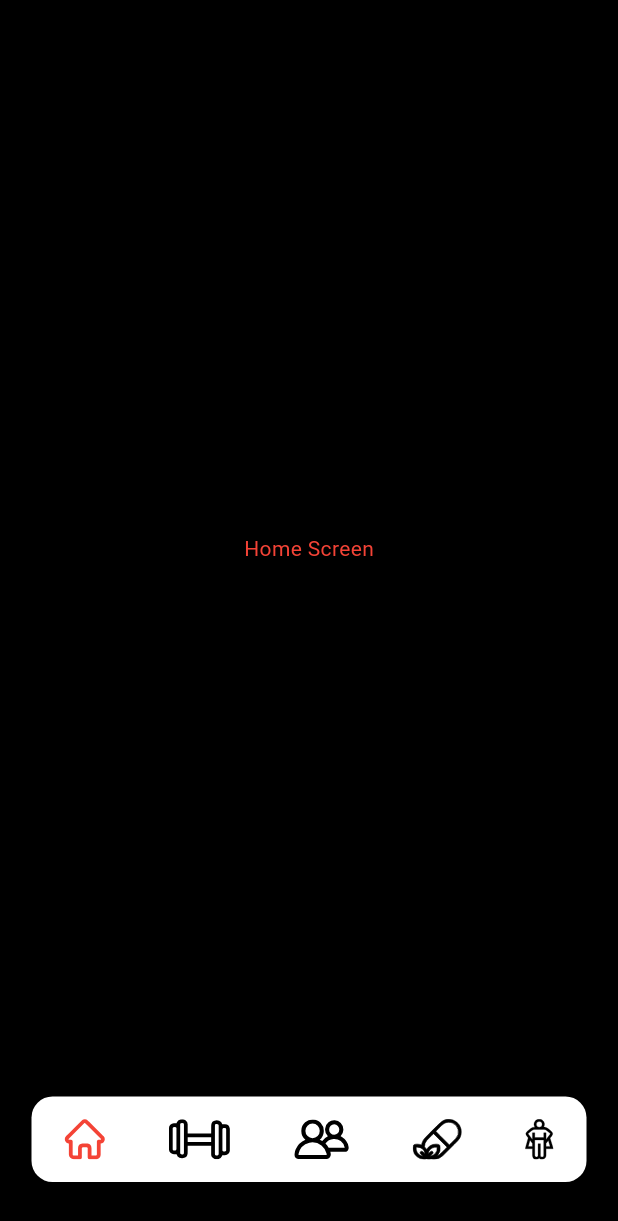
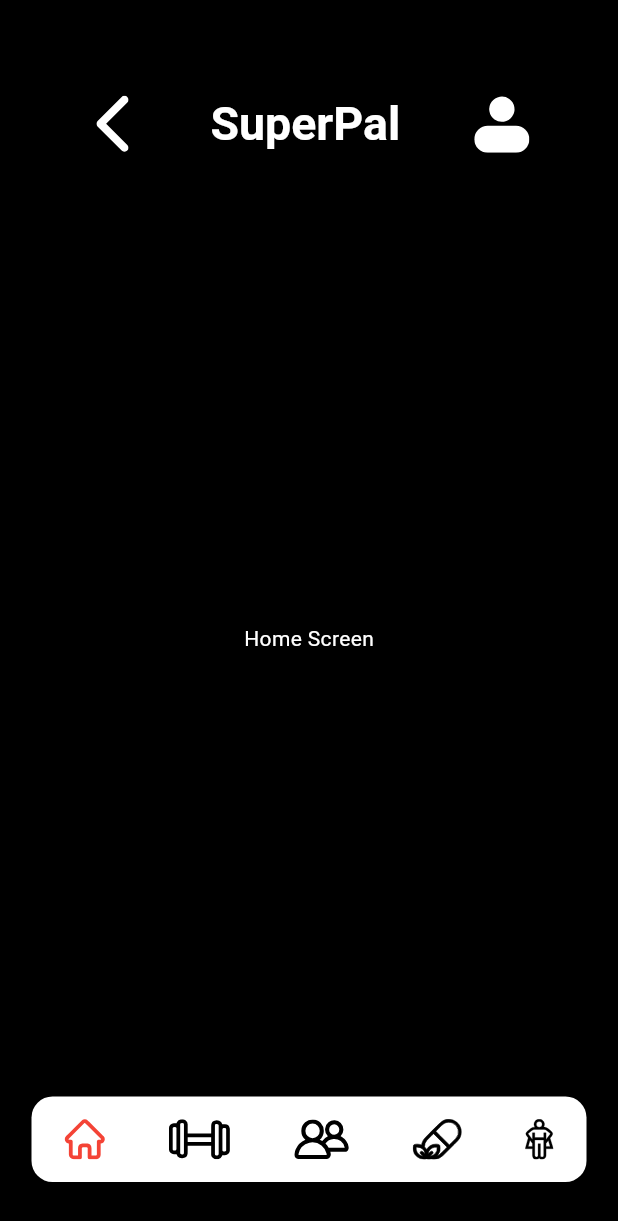
Before and after one commit to darkmuha/superpal-frontend, a Flutter app: the screen it shows after launch, on a phone screen of 412 x 824 dp. Shown: the top 1221 px of the screen. Run offline on Flutter 3.47's test engine with Material 3 defaults, Android fonts, the phone set to English and light mode, and no system bars; our stand-ins replace flutter_svg, get.

Commit message:
Created Custom App Bar ----------  MAIN  * Finished the Custom App Bar  * Made it so that there are better transitions between the pages  using Get package instead of the deafult ones  * added google and apple icons for login.

```diff
--- a/lib/components/bottom_navigation_bar.dart
+++ /dev/null
@@ -1,68 +0,0 @@
-import 'package:flutter/material.dart';
-import 'package:flutter_svg/flutter_svg.dart';
-import '../screens/home.dart';
-import '../screens/nutrition.dart';
-import '../screens/ranking.dart';
-import '../screens/superpal.dart';
-import '../screens/workout.dart';
-
-class CustomBottomNavigationBar extends StatefulWidget {
-  @override
-  _CustomBottomNavigationBarState createState() =>
-      _CustomBottomNavigationBarState();
-}
-
-class _CustomBottomNavigationBarState extends State<CustomBottomNavigationBar> {
-  int selectedIndex = 0;
-  final List<Widget> pages = [
-    HomeScreen(),
-    WorkoutScreen(),
-    SuperPalScreen(),
-    NutritionScreen(),
-    RankingScreen(),
-  ];
-
-  @override
-  Widget build(BuildContext context) {
-    return Scaffold(
-      body: pages[selectedIndex], // Show the selected page
-      bottomNavigationBar: Container(
-        margin: const EdgeInsets.only(bottom: 36, left: 21, right: 21),
-        padding:
-        const EdgeInsets.only(left: 22, right: 22, top: 15, bottom: 15),
-        decoration: BoxDecoration(
-          color: Colors.white,
-          borderRadius: BorderRadius.circular(14.0),
-        ),
-        child: Row(
-          mainAxisAlignment: MainAxisAlignment.spaceBetween,
-          children: [
-            buildNavItem("assets/icons/home.svg", 0),
-            buildNavItem("assets/icons/workout.svg", 1),
-            buildNavItem("assets/icons/superpal.svg", 2),
-            buildNavItem("assets/icons/nutrition.svg", 3),
-            buildNavItem("assets/icons/ranking.svg", 4),
-          ],
-        ),
-      ),
-    );
-  }
-
-  Widget buildNavItem(String iconPath, int index) {
-    bool isSelected = selectedIndex == index;
-
-    return GestureDetector(
-      onTap: () {
-        setState(() {
-          selectedIndex = index;
-        });
-      },
-      child: SvgPicture.asset(
-        iconPath,
-        height: 27,
-        color: isSelected ? Colors.red : Colors.black,
-        fit: BoxFit.scaleDown,
-      ),
-    );
-  }
-}
--- /dev/null
+++ b/lib/components/common_layout.dart
@@ -0,0 +1,24 @@
+import 'package:flutter/material.dart';
+import 'custom_app_bar.dart';
+import 'custom_bottom_navigation_bar.dart';
+
+class CommonLayout extends StatelessWidget {
+  final int selectedIndex;
+  final Widget body;
+
+  const CommonLayout({
+    required this.selectedIndex,
+    required this.body,
+  });
+
+  @override
+  Widget build(BuildContext context) {
+    return Scaffold(
+      appBar: CustomAppBar(),
+      body: body,
+      bottomNavigationBar: CustomBottomNavigationBar(
+        selectedIndex: selectedIndex,
+      ),
+    );
+  }
+}
--- /dev/null
+++ b/lib/components/custom_app_bar.dart
@@ -0,0 +1,53 @@
+import 'package:flutter/material.dart';
+import 'package:flutter_svg/flutter_svg.dart';
+import 'package:get/get.dart';
+
+class CustomAppBar extends StatelessWidget implements PreferredSizeWidget {
+  @override
+  Size get preferredSize => Size.fromHeight(120.0);
+
+  @override
+  Widget build(BuildContext context) {
+    return AppBar(
+      automaticallyImplyLeading: false,
+      toolbarHeight: preferredSize.height,
+      backgroundColor: Colors.transparent,
+      elevation: 0.0, // Remove shadow
+      shape: const RoundedRectangleBorder(
+        borderRadius: BorderRadius.only(
+          bottomLeft: Radius.circular(20.0),
+          bottomRight: Radius.circular(20.0),
+        ),
+      ),
+      title: Padding(
+        padding: const EdgeInsets.only(top: 45.0, right: 35, left: 35),
+        child: Row(
+          mainAxisAlignment: MainAxisAlignment.spaceBetween,
+          children: [
+            IconButton(
+              icon: SvgPicture.asset('assets/icons/arrow_left.svg', color: Colors.white),
+              onPressed: () {
+                  // Use Navigator.pop to navigate back
+                Get.back();
+              },
+            ),
+            const Text(
+              "SuperPal",
+              style: TextStyle(
+                  fontSize: 31.0,
+                  color: Colors.white,
+                  fontFamily: 'Roboto',
+                  fontWeight: FontWeight.bold),
+            ),
+            IconButton(
+              icon: SvgPicture.asset('assets/icons/account.svg', color: Colors.white),
+              onPressed: () {
+                Get.toNamed('/account');
+              },
+            ),
+          ],
+        ),
+      ),
+    );
+  }
+}
--- /dev/null
+++ b/lib/components/custom_bottom_navigation_bar.dart
@@ -0,0 +1,51 @@
+import 'package:flutter/material.dart';
+import 'package:flutter_svg/flutter_svg.dart';
+import 'package:get/get.dart';
+
+class CustomBottomNavigationBar extends StatelessWidget {
+  final int selectedIndex;
+
+  const CustomBottomNavigationBar({
+    required this.selectedIndex,
+  });
+
+  @override
+  Widget build(BuildContext context) {
+    return Container(
+      margin: const EdgeInsets.only(bottom: 36, left: 21, right: 21),
+      padding: const EdgeInsets.only(left: 22, right: 22, top: 15, bottom: 15),
+      decoration: BoxDecoration(
+        color: Colors.white,
+        borderRadius: BorderRadius.circular(14.0),
+      ),
+      child: Row(
+        mainAxisAlignment: MainAxisAlignment.spaceBetween,
+        children: [
+          buildNavItem("assets/icons/home.svg", 0, '/home'),
+          buildNavItem("assets/icons/workout.svg", 1, '/workout'),
+          buildNavItem("assets/icons/superpal.svg", 2, '/superpal'),
+          buildNavItem("assets/icons/nutrition.svg", 3, '/nutrition'),
+          buildNavItem("assets/icons/ranking.svg", 4, '/ranking'),
+        ],
+      ),
+    );
+  }
+
+  Widget buildNavItem(String iconPath, int index, String routeName) {
+    bool isSelected = selectedIndex == index;
+
+    return GestureDetector(
+      onTap: () {
+        if (!isSelected) {
+          Get.toNamed(routeName);
+        }
+      },
+      child: SvgPicture.asset(
+        iconPath,
+        height: 27,
+        color: isSelected ? Colors.red : Colors.black,
+        fit: BoxFit.scaleDown,
+      ),
+    );
+  }
+}
--- a/lib/main.dart
+++ b/lib/main.dart
@@ -1,25 +1,63 @@
 import 'package:flutter/material.dart';
-import 'components/bottom_navigation_bar.dart';
+import 'package:get/get.dart';
+import 'screens/account.dart';
+import 'screens/home.dart';
+import 'screens/nutrition.dart';
+import 'screens/ranking.dart';
+import 'screens/superpal.dart';
+import 'screens/workout.dart';
 
 void main() {
   runApp(const MyApp());
 }
 
-class MyApp extends StatelessWidget {
+class MyApp extends StatefulWidget {
   const MyApp({super.key});
 
   @override
+  _MyAppState createState() => _MyAppState();
+}
+
+class _MyAppState extends State<MyApp> {
+  @override
   Widget build(BuildContext context) {
-    return MaterialApp(
+    return GetMaterialApp(
       theme: ThemeData(
         scaffoldBackgroundColor: Colors.black,
       ),
-      home: Scaffold(
-        body: const Center(
-          child: Text('Your content goes here'),
+      initialRoute: '/home',
+      getPages: [
+        GetPage(
+          name: '/home',
+          page: () => const HomeScreen(),
+          transition: Transition.fade,
         ),
-        bottomNavigationBar: CustomBottomNavigationBar(),
-      ),
+        GetPage(
+          name: '/account',
+          page: () => const AccountScreen(),
+          transition: Transition.cupertino,
+        ),
+        GetPage(
+          name: '/workout',
+          page: () => const WorkoutScreen(),
+          transition: Transition.zoom,
+        ),
+        GetPage(
+          name: '/superpal',
+          page: () => const SuperPalScreen(),
+          transition: Transition.rightToLeft,
+        ),
+        GetPage(
+          name: '/nutrition',
+          page: () => const NutritionScreen(),
+          transition: Transition.leftToRight,
+        ),
+        GetPage(
+          name: '/ranking',
+          page: () => const RankingScreen(),
+          transition: Transition.downToUp,
+        ),
+      ],
     );
   }
 }
--- a/lib/screens/home.dart
+++ b/lib/screens/home.dart
@@ -1,15 +1,18 @@
 import 'package:flutter/material.dart';
-import 'package:superpal/components/bottom_navigation_bar.dart';
+import '../components/common_layout.dart';
 
 class HomeScreen extends StatelessWidget {
   const HomeScreen({super.key});
 
   @override
   Widget build(BuildContext context) {
-    return const Center(
-      child: Text(
+    return const CommonLayout(
+      selectedIndex: 0,
+      body: Center(
+        child: Text(
           'Home Screen',
-          style: TextStyle(color: Colors.red)
+          style: TextStyle(color: Colors.white),
+        ),
       ),
     );
   }
```
Also changed, not shown: lib/screens/account.dart (added, +26 -0 lines), lib/screens/nutrition.dart (+8 -4 lines), lib/screens/ranking.dart (+8 -3 lines), lib/screens/superpal.dart (+8 -3 lines), lib/screens/workout.dart (+8 -3 lines), pubspec.yaml (+4 -7 lines), assets/icons/account.svg (added), assets/icons/apple-logo.svg (added), assets/icons/arrow_left.svg (added), assets/icons/google-icon-logo.svg (added), assets/images/dumbbell.png (added), pubspec.lock, 1 other file.
